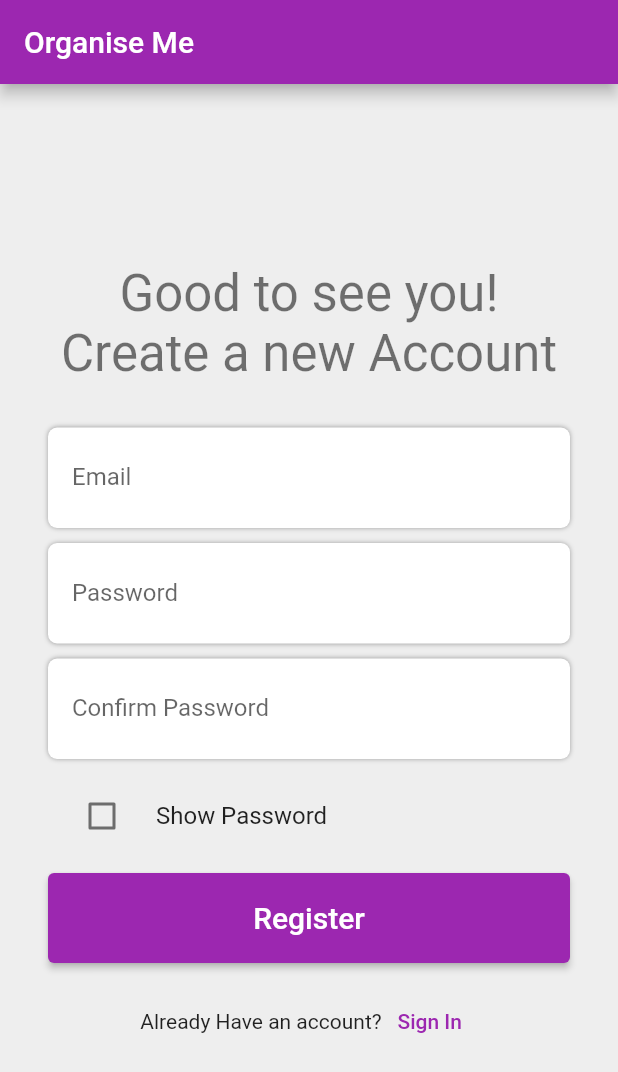
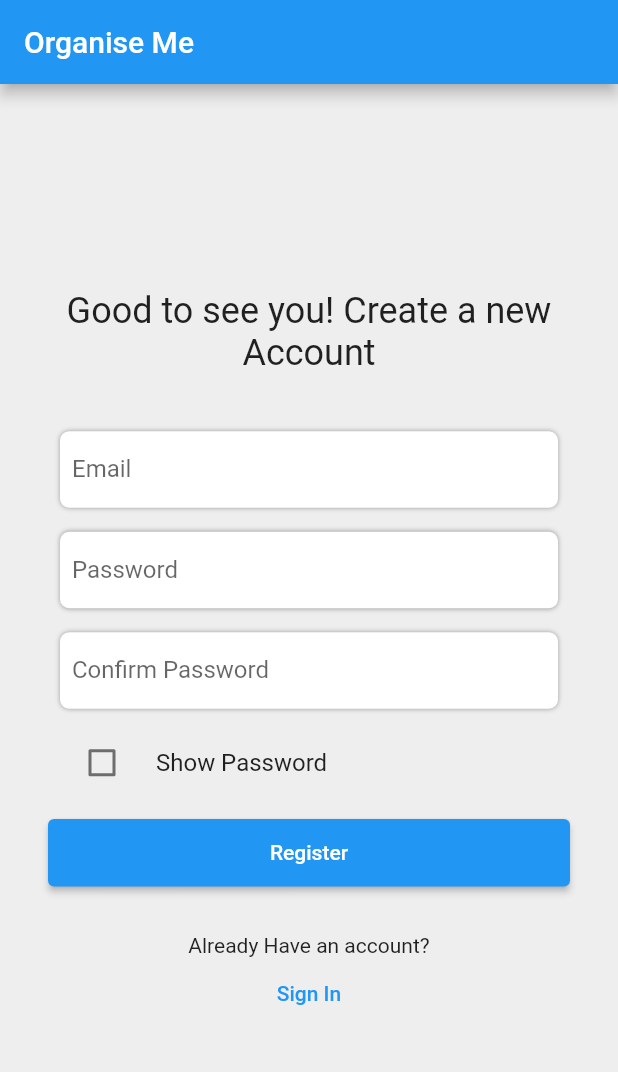
Before and after one commit to rahulob/organise_me, a Flutter app: the screen it shows after launch, on a phone screen of 412 x 824 dp. Shown: the top 1072 px of the screen. Run offline on Flutter 3.47's test engine with Material 2 defaults, Android fonts, the phone set to English and light mode, and no system bars; our stand-ins replace cloud_firestore, firebase_auth, firebase_core; accounts and stored records are empty.

Commit message:
Created Login page and reading data from the firestore
- User can login or create a new account
- He can see the notes stored in a particular ducument id

Todo:
- Read notes from the user document id
- Write data into the firestore

```diff
--- a/lib/login_page.dart
+++ /dev/null
@@ -1,168 +0,0 @@
-import 'package:firebase_auth/firebase_auth.dart';
-import 'package:flutter/material.dart';
-
-class LoginPage extends StatefulWidget {
-  const LoginPage({super.key});
-
-  @override
-  State<LoginPage> createState() => _LoginPageState();
-}
-
-class _LoginPageState extends State<LoginPage> {
-  final _emailController = TextEditingController();
-  final _passwordController = TextEditingController();
-  final _confirmPasswordController = TextEditingController();
-
-  bool _registerUser = true;
-  bool _showPassword = false;
-  bool _error = false;
-
-  @override
-  Widget build(BuildContext context) {
-    return Scaffold(
-      appBar: AppBar(
-        title: const Text('Organise Me'),
-      ),
-      body: Center(
-        child: Padding(
-          padding: const EdgeInsets.all(32.0),
-          child: SingleChildScrollView(
-            child: Column(
-              mainAxisAlignment: MainAxisAlignment.center,
-              children: [
-                // Title
-                Text(
-                  _registerUser
-                      ? 'Good to see you! Create a new Account'
-                      : 'Welcome Back! Sign In to your Account',
-                  style: Theme.of(context).textTheme.headline4,
-                  textAlign: TextAlign.center,
-                ),
-                const SizedBox(height: 30),
-
-                // Text Inputs
-                TextInput(
-                  controller: _emailController,
-                  label: 'Email',
-                ),
-                const SizedBox(height: 10),
-                TextInput(
-                  controller: _passwordController,
-                  obscureText: !_showPassword,
-                  label: 'Password',
-                ),
-                Visibility(
-                  visible: _registerUser,
-                  child: Column(
-                    children: [
-                      const SizedBox(height: 10),
-                      TextInput(
-                        controller: _confirmPasswordController,
-                        obscureText: !_showPassword,
-                        label: 'Confirm Password',
-                      ),
-                    ],
-                  ),
-                ),
-
-                // checkbox to show/hide password
-                const SizedBox(height: 10),
-                CheckboxListTile(
-                  title: const Text('Show Password'),
-                  value: _showPassword,
-                  onChanged: (_) => setState(() {
-                    _showPassword = !_showPassword;
-                  }),
-                  controlAffinity: ListTileControlAffinity.leading,
-                ),
-                const SizedBox(height: 10),
-
-                // Login Buttons
-                ElevatedButton(
-                  style: ElevatedButton.styleFrom(
-                      minimumSize: const Size.fromHeight(60)),
-                  onPressed: _registerUser ? registerUser : signIn,
-                  child: Text(
-                    _registerUser ? 'Register' : 'Sign In',
-                    style: const TextStyle(fontSize: 20),
-                  ),
-                ),
-                const SizedBox(height: 15),
-                Row(
-                  mainAxisAlignment: MainAxisAlignment.center,
-                  children: [
-                    Text(!_registerUser
-                        ? 'New Here?'
-                        : 'Already Have an account?'),
-                    TextButton(
-                        onPressed: () =>
-                            setState(() => _registerUser = !_registerUser),
-                        child:
-                            Text(_registerUser ? 'Sign In' : 'Register now')),
-                  ],
-                ),
-              ],
-            ),
-          ),
-        ),
-      ),
-    );
-  }
-
-  Future signIn() async {
-    await FirebaseAuth.instance
-        .signInWithEmailAndPassword(
-          email: _emailController.text.trim(),
-          password: _passwordController.text.trim(),
-        )
-        .then((value) =>
-            const SnackBar(content: Center(child: Text('Signed In'))));
-  }
-
-  Future registerUser() async {
-    if (_passwordController.text != _confirmPasswordController.text) return;
-    await FirebaseAuth.instance
-        .createUserWithEmailAndPassword(
-          email: _emailController.text.trim(),
-          password: _passwordController.text.trim(),
-        )
-        .then((value) => const SnackBar(
-            content: Center(child: Text('New account created'))));
-  }
-}
-
-class TextInput extends StatelessWidget {
-  const TextInput({
-    super.key,
-    required this.controller,
-    required this.label,
-    this.obscureText = false,
-  });
-  final TextEditingController controller;
-  final String label;
-  final bool obscureText;
-
-  @override
-  Widget build(BuildContext context) {
-    return Container(
-      decoration: BoxDecoration(
-          color: Colors.white,
-          borderRadius: BorderRadius.circular(6),
-          boxShadow: const [
-            BoxShadow(
-              blurRadius: 2,
-              color: Colors.grey,
-            )
-          ]),
-      child: TextFormField(
-        obscureText: obscureText,
-        controller: controller,
-        decoration: InputDecoration(
-          border: InputBorder.none,
-          labelText: label,
-          contentPadding: const EdgeInsetsDirectional.all(16),
-        ),
-      ),
-    );
-  }
-}
--- /dev/null
+++ b/lib/pages/login_page.dart
@@ -0,0 +1,166 @@
+import 'package:firebase_auth/firebase_auth.dart';
+import 'package:flutter/material.dart';
+
+class LoginPage extends StatefulWidget {
+  const LoginPage({super.key});
+
+  @override
+  State<LoginPage> createState() => _LoginPageState();
+}
+
+class _LoginPageState extends State<LoginPage> {
+  final _emailController = TextEditingController();
+  final _passwordController = TextEditingController();
+  final _confirmPasswordController = TextEditingController();
+
+  bool _registerUser = true;
+  bool _showPassword = false;
+  bool _error = false;
+
+  @override
+  Widget build(BuildContext context) {
+    return Scaffold(
+      appBar: AppBar(
+        title: const Text('Organise Me'),
+      ),
+      body: Center(
+        child: Padding(
+          padding: const EdgeInsets.all(32.0),
+          child: SingleChildScrollView(
+            child: ConstrainedBox(
+              constraints: BoxConstraints(maxWidth: 500),
+              child: Column(
+                mainAxisAlignment: MainAxisAlignment.center,
+                children: [
+                  // Title
+                  Text(
+                    _registerUser
+                        ? 'Good to see you! Create a new Account'
+                        : 'Welcome Back! Sign In to your Account',
+                    style: Theme.of(context).textTheme.headline5,
+                    textAlign: TextAlign.center,
+                  ),
+                  const SizedBox(height: 30),
+
+                  // Text Inputs
+                  TextInput(
+                    controller: _emailController,
+                    label: 'Email',
+                  ),
+                  TextInput(
+                    controller: _passwordController,
+                    obscureText: !_showPassword,
+                    label: 'Password',
+                  ),
+                  Visibility(
+                    visible: _registerUser,
+                    child: TextInput(
+                      controller: _confirmPasswordController,
+                      obscureText: !_showPassword,
+                      label: 'Confirm Password',
+                    ),
+                  ),
+
+                  // checkbox to show/hide password
+                  // const SizedBox(height: 10),
+                  CheckboxListTile(
+                    title: const Text('Show Password'),
+                    value: _showPassword,
+                    onChanged: (_) => setState(() {
+                      _showPassword = !_showPassword;
+                    }),
+                    controlAffinity: ListTileControlAffinity.leading,
+                  ),
+                  const SizedBox(height: 8),
+
+                  // Login Buttons
+                  ElevatedButton(
+                    style: ElevatedButton.styleFrom(
+                        minimumSize: const Size.fromHeight(45)),
+                    onPressed: _registerUser ? registerUser : signIn,
+                    child: Text(
+                      _registerUser ? 'Register' : 'Sign In',
+                      style: const TextStyle(fontSize: 14),
+                    ),
+                  ),
+                  const SizedBox(height: 30),
+                  Column(
+                    mainAxisAlignment: MainAxisAlignment.center,
+                    children: [
+                      Text(!_registerUser
+                          ? 'New Here?'
+                          : 'Already Have an account?'),
+                      TextButton(
+                          onPressed: () =>
+                              setState(() => _registerUser = !_registerUser),
+                          child:
+                              Text(_registerUser ? 'Sign In' : 'Register now')),
+                    ],
+                  ),
+                ],
+              ),
+            ),
+          ),
+        ),
+      ),
+    );
+  }
+
+  Future signIn() async {
+    await FirebaseAuth.instance
+        .signInWithEmailAndPassword(
+          email: _emailController.text.trim(),
+          password: _passwordController.text.trim(),
+        )
+        .then((value) =>
+            const SnackBar(content: Center(child: Text('Signed In'))));
+  }
+
+  Future registerUser() async {
+    if (_passwordController.text != _confirmPasswordController.text) return;
+    await FirebaseAuth.instance
+        .createUserWithEmailAndPassword(
+          email: _emailController.text.trim(),
+          password: _passwordController.text.trim(),
+        )
+        .then((value) => const SnackBar(
+            content: Center(child: Text('New account created'))));
+  }
+}
+
+class TextInput extends StatelessWidget {
+  const TextInput({
+    super.key,
+    required this.controller,
+    required this.label,
+    this.obscureText = false,
+  });
+  final TextEditingController controller;
+  final String label;
+  final bool obscureText;
+
+  @override
+  Widget build(BuildContext context) {
+    return Container(
+      margin: const EdgeInsets.all(8),
+      decoration: BoxDecoration(
+          color: Colors.white,
+          borderRadius: BorderRadius.circular(6),
+          boxShadow: const [
+            BoxShadow(
+              blurRadius: 2,
+              color: Colors.grey,
+            )
+          ]),
+      child: TextFormField(
+        obscureText: obscureText,
+        controller: controller,
+        decoration: InputDecoration(
+          border: InputBorder.none,
+          labelText: label,
+          contentPadding: const EdgeInsetsDirectional.all(8),
+        ),
+      ),
+    );
+  }
+}
--- a/pubspec.yaml
+++ b/pubspec.yaml
@@ -37,6 +37,8 @@
   cupertino_icons: ^1.0.2
   firebase_core: ^2.4.1
   firebase_auth: ^4.2.4
+  cloud_firestore: ^4.3.1
+  flutter_staggered_grid_view: ^0.6.2
 
 dev_dependencies:
   flutter_test:
```
Also changed, not shown: lib/main.dart (+3 -24 lines), lib/pages/home_page.dart (added, +48 -0 lines), lib/pages/note_page.dart (added, +22 -0 lines), lib/something_went_wrong.dart (added, +14 -0 lines), lib/widgets/bottom_bar.dart (added, +103 -0 lines), lib/widgets/my_drawer.dart (added, +23 -0 lines), lib/widgets/note_tile.dart (added, +43 -0 lines), lib/widgets/notes_grid.dart (added, +44 -0 lines), pubspec.lock, 2 other files.
